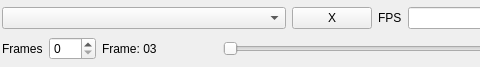
Old version of the form src/qtui/animwidget.ui in the repository zturtleman/mm3d; both pictures show x 0 to 480 and y 0 to 67 of the 748 by 67 pixel window.
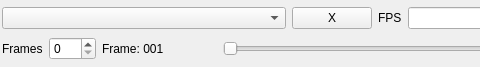
New version of the form.

What changed in the file:
```diff
--- a/src/qtui/animwidget.ui
+++ b/src/qtui/animwidget.ui
@@ -164,7 +164,7 @@
         </size>
        </property>
        <property name="text">
-        <string>Frame: 03</string>
+        <string notr="true">Frame: 001</string>
        </property>
        <property name="wordWrap">
         <bool>false</bool>
```
